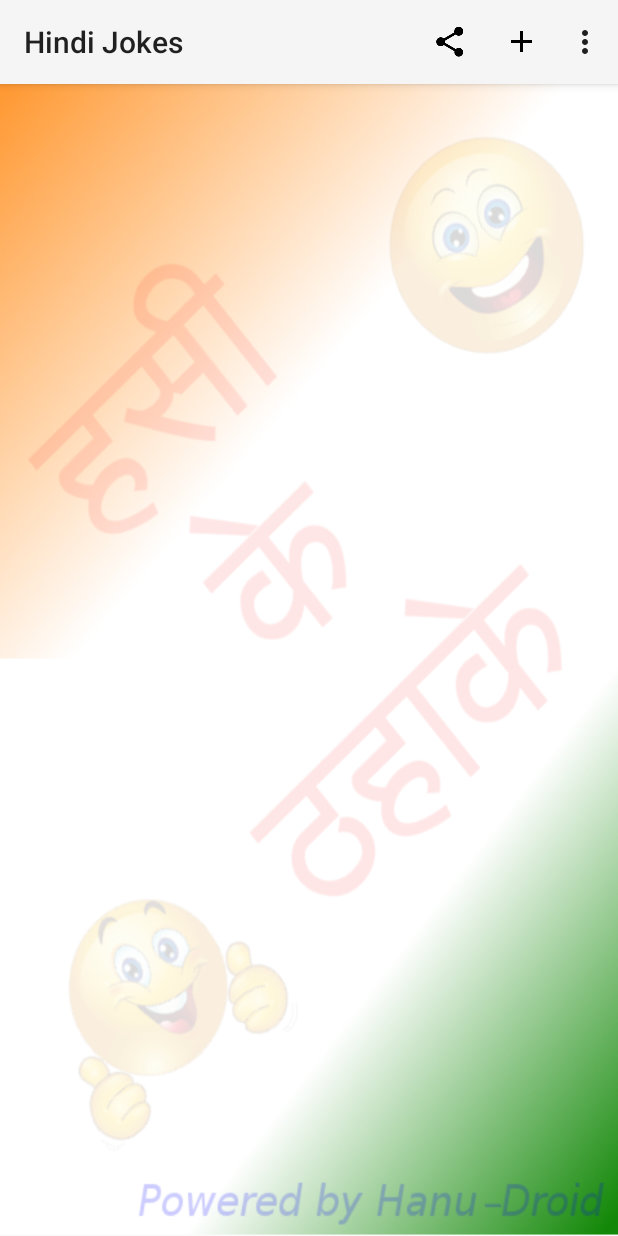
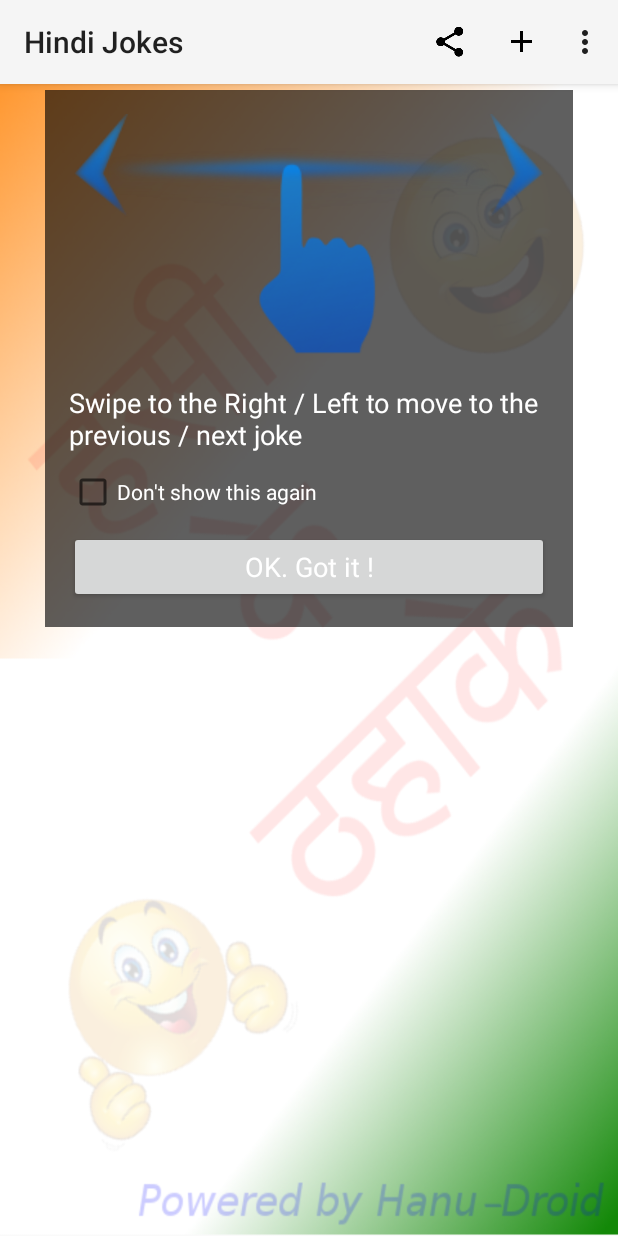
Before and after one commit to HanuDroid/Hindi-Jokes, an Android app: the Main screen opened directly, with no data from a screen before it, on a phone screen of 412 x 824 dp. Run offline under Robolectric (Android 15) with nearby library versions, the phone set to English and light mode, and no system bars; our stand-ins replace AdMob.

Commit message:
Version 1.3 Swipe help added

```diff
--- a/app/build.gradle
+++ b/app/build.gradle
@@ -7,8 +7,8 @@ android {
         applicationId "com.ayansh.hindijokes.android"
         minSdkVersion 14
         targetSdkVersion 23
-        versionCode 2
-        versionName "1.0.1"
+        versionCode 3
+        versionName "1.0.3"
     }
     buildTypes {
         release {
--- a/app/src/main/java/com/ayansh/hindijokes/android/Main.java
+++ b/app/src/main/java/com/ayansh/hindijokes/android/Main.java
@@ -15,7 +15,10 @@ import android.util.Log;
 import android.view.Menu;
 import android.view.MenuItem;
 import android.view.View;
+import android.widget.Button;
+import android.widget.CheckBox;
 import android.widget.FrameLayout;
+import android.widget.LinearLayout;
 
 import com.google.android.gms.ads.AdRequest;
 import com.google.android.gms.ads.AdView;
@@ -62,6 +65,46 @@ public class Main extends AppCompatActivity implements PostListFragment.Callback
 
         // Start the Main Activity
         startMainScreen();
+
+        // Show Swipe Help
+        showSwipeHelp();
+
+    }
+
+    private void showSwipeHelp(){
+
+        final LinearLayout swipeHelpLayout = (LinearLayout) findViewById(R.id.swipe_help);
+
+        if(swipeHelpLayout == null){
+            return;
+        }
+
+        String swipeHelp = app.getOptions().get("SwipeHelp");
+
+        if(swipeHelp != null && swipeHelp.contentEquals("Skip")){
+            // Skip the swipe help
+            swipeHelpLayout.setVisibility(View.GONE);
+        }
+        else{
+
+            final CheckBox showHelpAgain = (CheckBox) swipeHelpLayout.findViewById(R.id.show_again);
+
+            Button dismissHelp = (Button) swipeHelpLayout.findViewById(R.id.dismiss_help);
+            dismissHelp.setOnClickListener(new View.OnClickListener() {
+
+                @Override
+                public void onClick(View view) {
+                    // Hide the swipe help
+                    swipeHelpLayout.setVisibility(View.GONE);
+
+                    if(showHelpAgain.isChecked()){
+                        Application.getApplicationInstance().addParameter("SwipeHelp", "Skip");
+                    }
+                }
+            });
+
+        }
+
     }
 
     private void startMainScreen() {
--- a/app/src/main/res/layout/activity_main.xml
+++ b/app/src/main/res/layout/activity_main.xml
@@ -32,6 +32,9 @@
         android:layout_height="match_parent"
         android:layout_above="@id/adView" />
 
+    <include layout="@layout/swipe_help"
+        android:id="@+id/swipe_help" />
+
     <FrameLayout
         android:id="@+id/post_detail"
         android:layout_above="@id/adView"
--- /dev/null
+++ b/app/src/main/res/layout/swipe_help.xml
@@ -0,0 +1,44 @@
+<LinearLayout xmlns:android="http://schemas.android.com/apk/res/android"
+    android:layout_width="wrap_content"
+    android:layout_height="wrap_content"
+    android:layout_marginLeft="30sp"
+    android:layout_marginRight="30sp"
+    android:layout_marginTop="60sp"
+    android:background="@color/translucent_black"
+    android:orientation="vertical"
+    android:paddingBottom="@dimen/activity_vertical_margin"
+    android:paddingLeft="@dimen/activity_horizontal_margin"
+    android:paddingRight="@dimen/activity_horizontal_margin"
+    android:paddingTop="@dimen/activity_vertical_margin" >
+
+    <ImageView
+        android:layout_width="match_parent"
+        android:layout_height="160sp"
+        android:src="@drawable/swipe_hand" />
+
+    <TextView
+        android:layout_width="match_parent"
+        android:layout_height="wrap_content"
+        android:layout_marginTop="20sp"
+        android:text="@string/swipe_help"
+        android:textAppearance="?android:attr/textAppearanceMedium"
+        android:textColor="@android:color/white" />
+
+    <CheckBox
+        android:id="@+id/show_again"
+        android:layout_width="match_parent"
+        android:layout_height="wrap_content"
+        android:layout_marginTop="10sp"
+        android:text="@string/show_help_again"
+        android:textColor="@color/white" />
+
+    <Button
+        android:id="@+id/dismiss_help"
+        android:layout_width="match_parent"
+        android:layout_height="wrap_content"
+        android:layout_marginTop="10sp"
+        android:text="@string/ok_got_it"
+        android:textAppearance="?android:attr/textAppearanceMedium"
+        android:textColor="@color/white" />
+
+</LinearLayout>
--- /dev/null
+++ b/app/src/main/res/values/color.xml
@@ -0,0 +1,5 @@
+<?xml version="1.0" encoding="utf-8"?>
+<resources>
+    <color name="translucent_black">#a0000000</color>
+    <color name="white">#FFFFFF</color>
+</resources>
--- a/app/src/main/res/values/strings.xml
+++ b/app/src/main/res/values/strings.xml
@@ -20,6 +20,10 @@
     <string name="taxonomy_color">black</string>
     <string name="taxonomy_font">arial,helvetica,sans-serif</string>
 
+    <string name="swipe_help">Swipe to the Right / Left to move to the previous / next joke</string>
+    <string name="show_help_again">Don\'t show this again</string>
+    <string name="ok_got_it">OK. Got it !</string>
+
     <string name="title">Title goes here</string>
     <string name="submit">Submit</string>
     <string name="cancel">Cancel</string>
```
Also changed, not shown: app/src/main/res/drawable/swipe_hand.png (added), 1 other file.
